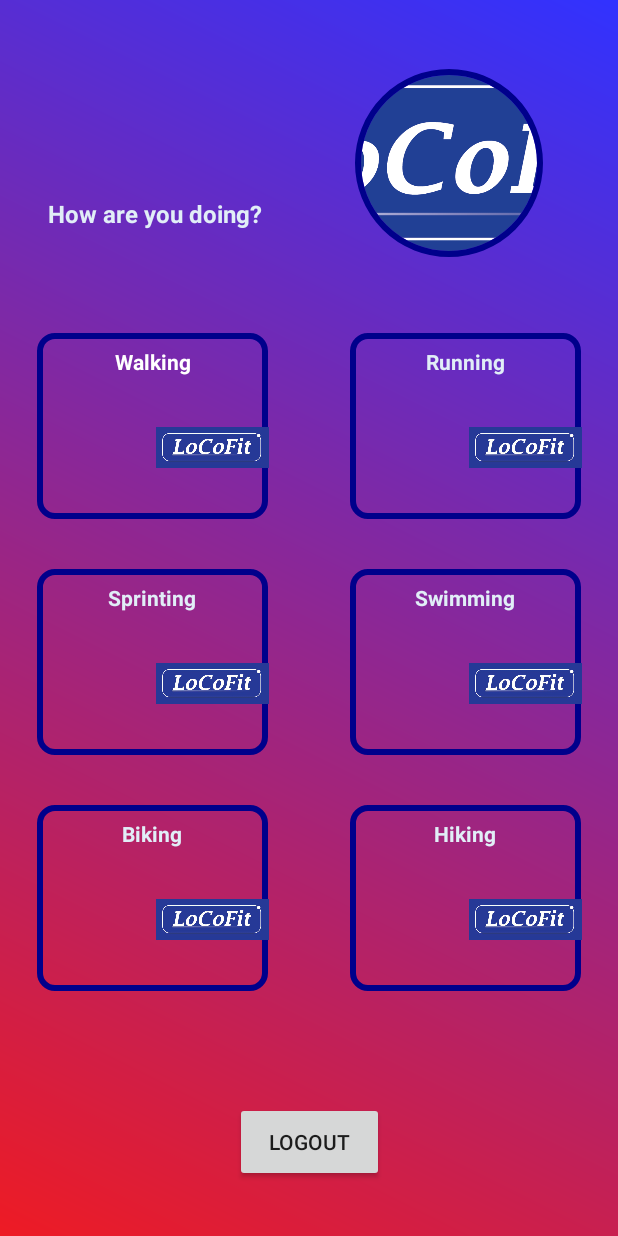
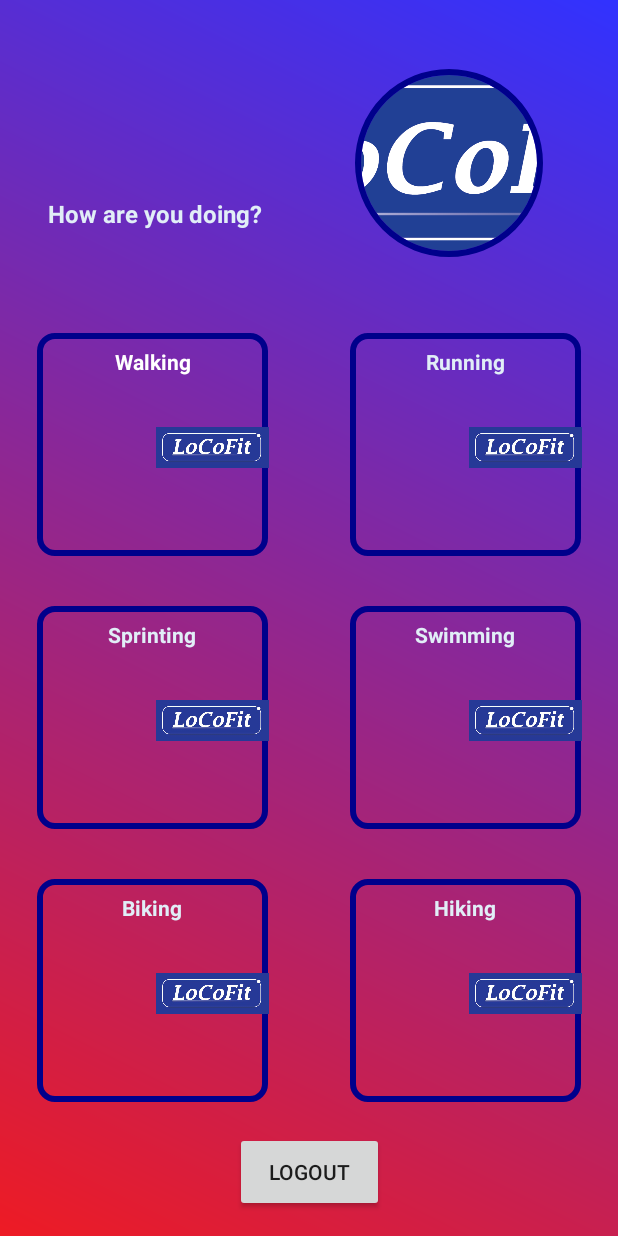
Before and after one commit to Rutvikgg/locofit, an Android app built with Jetpack Compose: the BaseActivity screen opened directly, with no data from a screen before it, on a phone screen of 412 x 824 dp. Run offline under Robolectric (Android 15) with nearby library versions, the phone set to English and light mode, and no system bars; our stand-ins replace CircleImageView.

Commit message:
small bug fixed 2023-10-15

```diff
--- a/app/src/main/res/layout/activity_base.xml
+++ b/app/src/main/res/layout/activity_base.xml
@@ -25,7 +25,7 @@
         android:id="@+id/logoutBtn"
         android:layout_width="99dp"
         android:layout_height="53dp"
-        android:layout_marginBottom="36dp"
+        android:layout_marginBottom="16dp"
         android:text="Logout"
         app:layout_constraintBottom_toBottomOf="parent"
         app:layout_constraintEnd_toEndOf="parent"
@@ -59,7 +59,7 @@
     <LinearLayout
         android:id="@+id/linearLayout"
         android:layout_width="155dp"
-        android:layout_height="125dp"
+        android:layout_height="150dp"
         android:layout_marginStart="24dp"
         android:layout_marginTop="50dp"
         android:background="@drawable/activity_background"
@@ -88,7 +88,7 @@
 
     <LinearLayout
         android:layout_width="155dp"
-        android:layout_height="125dp"
+        android:layout_height="150dp"
         android:layout_marginEnd="24dp"
         android:background="@drawable/activity_background"
         android:elevation="6dp"
@@ -117,7 +117,7 @@
     <LinearLayout
         android:id="@+id/linearLayout2"
         android:layout_width="155dp"
-        android:layout_height="125dp"
+        android:layout_height="150dp"
         android:layout_marginStart="24dp"
         android:layout_marginTop="32dp"
         android:background="@drawable/activity_background"
@@ -145,7 +145,7 @@
 
     <LinearLayout
         android:layout_width="155dp"
-        android:layout_height="125dp"
+        android:layout_height="150dp"
         android:layout_marginEnd="24dp"
         android:background="@drawable/activity_background"
         android:orientation="vertical"
@@ -173,7 +173,7 @@
     <LinearLayout
         android:id="@+id/linearLayout3"
         android:layout_width="155dp"
-        android:layout_height="125dp"
+        android:layout_height="150dp"
         android:layout_marginStart="24dp"
         android:layout_marginTop="32dp"
         android:background="@drawable/activity_background"
@@ -201,7 +201,7 @@
 
     <LinearLayout
         android:layout_width="155dp"
-        android:layout_height="125dp"
+        android:layout_height="150dp"
         android:layout_marginEnd="24dp"
         android:background="@drawable/activity_background"
         android:orientation="vertical"
```
Also changed, not shown: app/src/main/java/com/rutvik/locofit/BaseActivity.java (+4 -4 lines), app/src/main/java/com/rutvik/locofit/util/ImageUtil.java (+3 -27 lines).
